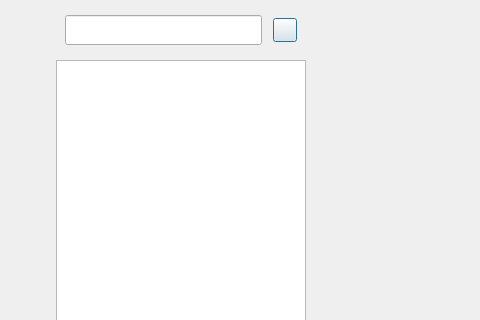
Above: client/chatdialog.ui from KKKK1723/chat-project before the change; both pictures show x 0 to 480 and y 0 to 320 of the 1028 by 976 pixel window. Below: the same form after it.
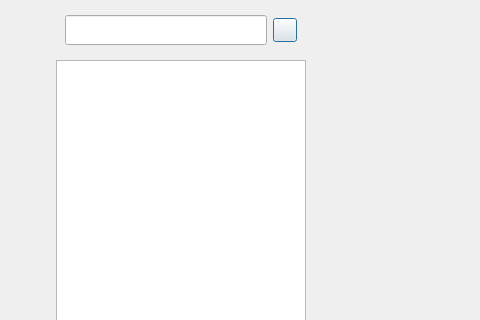
That is the form after the change. Custom widgets are drawn as their Qt base class.

The edit to the form file:
```diff
--- a/client/chatdialog.ui
+++ b/client/chatdialog.ui
@@ -226,19 +226,6 @@
            </property>
           </widget>
          </item>
-         <item>
-          <spacer name="verticalSpacer_2">
-           <property name="orientation">
-            <enum>Qt::Orientation::Vertical</enum>
-           </property>
-           <property name="sizeHint" stdset="0">
-            <size>
-             <width>5</width>
-             <height>40</height>
-            </size>
-           </property>
-          </spacer>
-         </item>
          <item>
           <widget class="QPushButton" name="add_btn">
            <property name="sizePolicy">
@@ -331,6 +318,11 @@
    <header location="global">applyfriendpage.h</header>
    <container>1</container>
   </customwidget>
+  <customwidget>
+   <class>CustomizeEdit</class>
+   <extends>QLineEdit</extends>
+   <header location="global">customizeedit.h</header>
+  </customwidget>
  </customwidgets>
  <resources/>
  <connections/>
```
Left out of the diff: 2 changed lines with no effect on the pictures.
